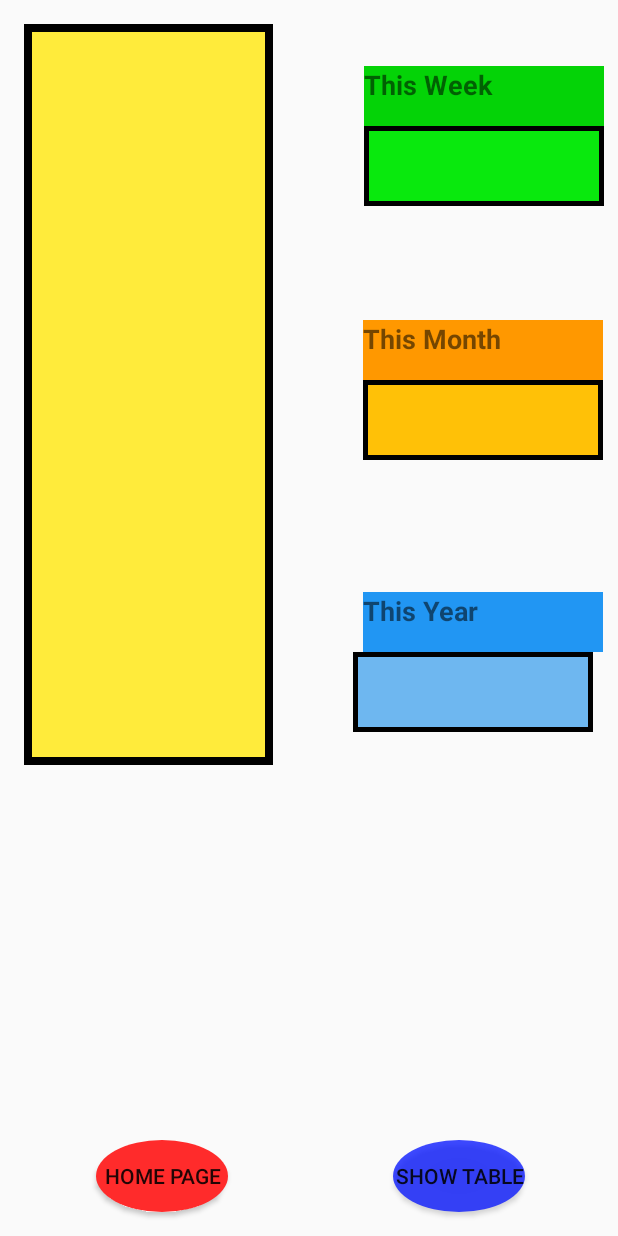
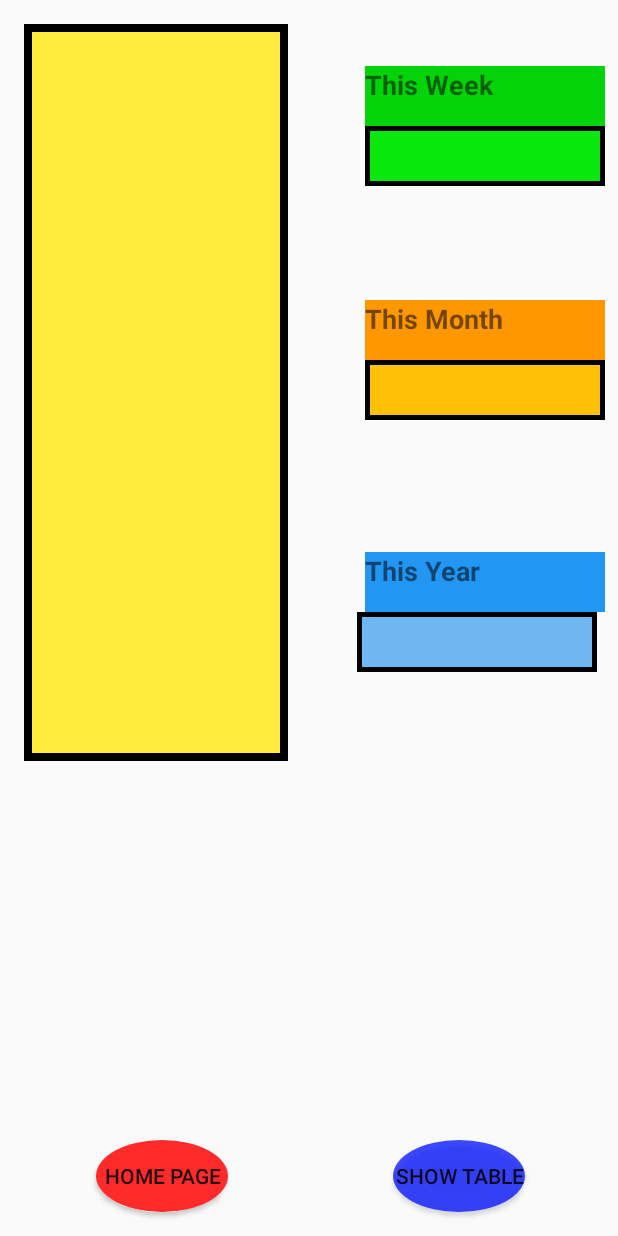
Before and after one commit to phakamanip/Coffee_App_V1.1, an Android app: the SecondActivity screen opened directly, with no data from a screen before it, on a phone screen of 412 x 824 dp. Run offline under Robolectric (Android 15) with nearby library versions, the phone set to English and light mode, and no system bars.

Commit message:
may 14 delete finally working great. Cleaning up code and working on UI.

```diff
--- a/build.gradle
+++ b/build.gradle
@@ -16,6 +16,10 @@ android {
             proguardFiles getDefaultProguardFile('proguard-android.txt'), 'proguard-rules.pro'
         }
     }
+    compileOptions {
+        sourceCompatibility = 1.8
+        targetCompatibility = 1.8
+    }
 }
 
 dependencies {
--- a/src/main/java/com/phakamanipega/count_my_coffee/SecondActivity.java
+++ b/src/main/java/com/phakamanipega/count_my_coffee/SecondActivity.java
@@ -18,7 +18,8 @@ import android.widget.Toast;
 import java.text.DecimalFormat;
 import java.util.ArrayList;
 import java.util.Calendar;
-import java.util.TreeMap;
+import java.util.HashMap;
+import java.util.List;
 
 
 public class SecondActivity extends AppCompatActivity {
@@ -29,7 +30,9 @@ public class SecondActivity extends AppCompatActivity {
     public static final String TAG = "SecondActivity";
     DataBaseHelper mDatabaseHelper;
     DecimalFormat money = new DecimalFormat("0.00 ");
-    ListAdapter listAdapter;
+    Calendar thisDayNow = Calendar.getInstance();
+    ListAdapter adapter;
+
 
 
     @Override
@@ -38,16 +41,15 @@ public class SecondActivity extends AppCompatActivity {
         setContentView(R.layout.activity_second);
 
 
+
         THISWEEK = (TextView) findViewById(R.id.thisweekview);
         THISMONTH = (TextView) findViewById(R.id.thismonthview);
         THISYEAR = (TextView) findViewById(R.id.thisyeaview);
         GOTOSETTINGS = (Button) findViewById(R.id.Clickviewer);
         BACK = (Button) findViewById(R.id.back);
-
         lister = (ListView) findViewById(R.id.list);
         mDatabaseHelper = new DataBaseHelper(this);
         populateListView();
-
 
 
 
@@ -69,88 +71,94 @@ public class SecondActivity extends AppCompatActivity {
         });
 
 
-
-
-
-
-
-
-
     }
 
 
     public void populateListView() {
         final Cursor data = mDatabaseHelper.getData();
         final ArrayList<String> listData = new ArrayList<>();
-        while (data.moveToNext()) {
 
-            //"2" is column with dates in DataBaseHelper and 1 is column with values
-            final String mydataAndDate = data.getString(2) + data.getString(1);
-            final String mydataPrice = data.getString(1)   ;
-            listData.add(mydataPrice);
+             while (data.moveToNext()) {
+
+            //                           "2" is column with dates in DataBaseHelper and             1 is column with values
+            final String  mydataAndDate ="$"+data.getString(1) + data.getString(2);
+            final String mydataPrice = data.getString(1);
+            final String mydataDate =  data.getString(2)   ;
+            final String[]  mydataPriceArray = { data.getString(1)  } ;
+
+        listData.add(mydataAndDate );
 
 
-            //listData.add(data.getString(2 ) + "  $" + data.getString(1));  }
-            listAdapter = new ArrayAdapter<>(this, android.R.layout.simple_list_item_1, listData);
-            lister.setAdapter(listAdapter);
+               adapter = new ArrayAdapter<>(this, android.R.layout.simple_list_item_1,  listData );
+               lister.setAdapter(adapter );
 
-
-            //Alows you to click item from listView and delete it
-            lister.setOnItemClickListener(new AdapterView.OnItemClickListener() {
+            final ArrayList<String> listDataPrice = new ArrayList<>();
 
 
 
+            //  Alows you to click item from listView and delete it
+            lister.setOnItemClickListener(new AdapterView.OnItemClickListener() {
                 @Override
                 public void onItemClick(final AdapterView<?> adapterView, View view, final int i, final long l) {
 
-//                    String theonetobeDeleteled = (String )adapterView.getItemAtPosition(i);
-//                    mDatabaseHelper.deleteOne(theonetobeDeleteled);
-//                    Toast.makeText(SecondActivity.this, "jajajajajajaja",Toast.LENGTH_SHORT).show();
+                    AlertDialog.Builder adb = new AlertDialog.Builder(SecondActivity.this);
+                    adb.setTitle("Delete?" );
+
+                    adb.setMessage("Are you sure u want to delete $" + listData.get(i ) );
+                    adb.setNegativeButton("Cancel", null);
+                    adb.setPositiveButton("Ok", new DialogInterface.OnClickListener() {
+                        @Override
+                        public void onClick(DialogInterface dialog, int which) {
+
+                            String listdatastring = listData.get(i);
+
+                            mDatabaseHelper.deleteOne(mydataAndDate);
+                            mDatabaseHelper.deleteOne(listDataPrice.get(i));
+                            //mDatabaseHelper.deleteOne(listData.get(i));
+                            //mDatabaseHelper.deleteOne(mydataPrice);
+
+                            listData.remove(i);
+                            mDatabaseHelper.deleteName(mydataDate, String.valueOf(mydataPrice));
+                            Toast.makeText(SecondActivity.this, listdatastring + " Deleted ",Toast.LENGTH_LONG).show();
+                            populateListView();
+
+
+                        }
+                    }
+
+
+                    );
+
+
+                    adb.show();
+                }
+
+            });
 
 
 
+            final Cursor data2 = mDatabaseHelper.getData();
 
 
+            while (data2.moveToNext()) {
+                listDataPrice.add(data2.getString(1));
 
 
-
-                    AlertDialog.Builder adb = new AlertDialog.Builder(SecondActivity.this);
-                    adb.setTitle("Delete?" );
-                    adb.setMessage("Are you sure u want to delete $" + listData.get(i ) );
-                    final String thisIsNowI = listData.get(i);
-                    final int positionToRemove = i;
-                    adb.setNegativeButton("Cancel", null);
-                    adb.setPositiveButton("Ok", new AlertDialog.OnClickListener()
-                    {
+            }
+            //listItemView with 2 views
+            //=================================================
+            HashMap<String, String> listviewPriceAndDate = new HashMap<>();
+            listviewPriceAndDate.put(data.getString(1),data.getString(2));
+            List<HashMap<String, String>> listItems = new ArrayList<>();
+            listItems.add(listviewPriceAndDate);
 
 
-                            public void onClick(DialogInterface dialog, int which) {
-                                String name = adapterView.getItemAtPosition(i).toString();
-                                mDatabaseHelper.deleteName( name);
-                                Toast.makeText(SecondActivity.this, name +" Was Deleted",Toast.LENGTH_SHORT).show();
-
-                            }
-
-
-                    });
-                    adb.show();
-
-
-
-                }
-            });
-
+           // ListAdapter zee = new ArrayAdapter<>(this, android.R.layout.simple_list_item_1, listData);
+           // lister.setAdapter(zee);
 
             //=================================================
 
-            Calendar thisDayNow = Calendar.getInstance();
-            final ArrayList<String> listDataPrice = new ArrayList<>();
-            final Cursor data2 = mDatabaseHelper.getData();
-
-            while (data2.moveToNext()) {
-                listDataPrice.add(data2.getString(1));
-            }
-
+           // listDataPrice.get()
 
 
         /* WEEKLY ITERATOR
@@ -169,36 +177,57 @@ public class SecondActivity extends AppCompatActivity {
 
                     doubleListweekly[i] = Double.parseDouble(listDataPrice.get(i));
                     sumOfWeek += doubleListweekly[i];
-                                             THISWEEK.setText("$" + money.format(sumOfWeek));
+                                          //   THISWEEK.setText("$" + money.format(sumOfWeek));
 
                 }
              }
 
-
-
-
-        /*MONTHLY ITERATOR
-        ===========================================
-        */
+         //=======
 
             int currentDayofMonth = thisDayNow.get(Calendar.DAY_OF_MONTH);
             int lastDayOfMonth = 31;
 
 
+
+
+
+       // ===========================================
+         /*MONTHLY ITERATOR
+
+
+            int January = 31;
+            int Febuary = 28;
+            int March = 31;
+            int April = 30 ;
+            int May = 31;
+            int June  = 30;
+            int July = 31;
+            int August = 31;
+            int September  = 30;
+            int October = 31;
+            int November = 30;
+            int December = 31;
+
+            if (currentDayofMonth <= January      || currentDayofMonth <=March
+                    || currentDayofMonth <=May    || currentDayofMonth <=July
+                    || currentDayofMonth <=August || currentDayofMonth <= October
+                    || currentDayofMonth <=December){ }
+
+            if (currentDayofMonth <=April ||currentDayofMonth <=June ||
+                    currentDayofMonth <=September || currentDayofMonth <=November ){ }
+
+          //======
+
+
             if (currentDayofMonth <= lastDayOfMonth) {
-
                 double[] doubleListmonthly = new double[listDataPrice.size()];
 
-
-                TreeMap<Integer, double[]> treeMap1 = new TreeMap<>();
+                     TreeMap<Integer, double[]> treeMap1 = new TreeMap<>();
 
                  for(TreeMap.Entry<Integer, double[]> entry: treeMap1.entrySet() ) {
-
                      treeMap1.put(currentDayofMonth, doubleListmonthly);
-
                      treeMap1.subMap(currentDayofMonth, lastDayOfMonth);
-
-                       THISMONTH.setText(treeMap1.toString());
+                     // THISMONTH.setText(treeMap1.toString());
 
                  }
 
@@ -219,8 +248,14 @@ public class SecondActivity extends AppCompatActivity {
                 doubleList[i] = Double.parseDouble(listDataPrice.get(i));
                 summm += doubleList[i];
 
-                String thisone = String.valueOf(summm);
+
+
                 THISYEAR.setText("$" + money.format(summm ));
+
+               // mDatabaseHelper.deleteOne(String.valueOf(summm));
+
+                THISMONTH.setText(listDataPrice.toString());
+                THISWEEK.setText(listData.toString());
 
 
 
@@ -228,6 +263,7 @@ public class SecondActivity extends AppCompatActivity {
 
 
             }
+
 
         }
 
--- a/src/main/res/layout/activity_second.xml
+++ b/src/main/res/layout/activity_second.xml
@@ -40,8 +40,8 @@
 
     <ListView
         android:id="@+id/list"
-        android:layout_width="166dp"
-        android:layout_height="494dp"
+        android:layout_width="176dp"
+        android:layout_height="491dp"
         android:layout_marginStart="16dp"
         android:layout_marginTop="16dp"
 
@@ -49,25 +49,12 @@
         android:choiceMode="multipleChoice"
         android:padding="1dp"
         android:saveEnabled="true"
-        android:textSize="5dp"
+        android:textSize="12sp"
         android:visibility="visible"
         app:layout_constraintStart_toStartOf="parent"
         app:layout_constraintTop_toTopOf="parent" />
 
-    <TextView
-        android:id="@+id/thisweekview"
-        android:layout_width="160dp"
-        android:layout_height="53dp"
-        android:layout_marginStart="8dp"
-        android:layout_marginEnd="3dp"
-        android:background="@drawable/border_style2"
 
-        android:textAppearance="@style/TextAppearance.AppCompat.Medium"
-        android:textSize="30dp"
-        app:layout_constraintEnd_toEndOf="parent"
-        app:layout_constraintHorizontal_bias="0.896"
-        app:layout_constraintStart_toEndOf="@+id/list"
-        app:layout_constraintTop_toBottomOf="@+id/thisweektitle" />
 
     <TextView
         android:id="@+id/thisweektitle"
@@ -120,13 +107,29 @@
         app:layout_constraintTop_toBottomOf="@+id/thismonthview" />
 
     <TextView
+        android:id="@+id/thisweekview"
+        android:layout_width="160dp"
+        android:layout_height="40dp"
+        android:layout_marginStart="8dp"
+        android:layout_marginEnd="3dp"
+        android:background="@drawable/border_style2"
+
+        android:textAppearance="@style/TextAppearance.AppCompat.Medium"
+        android:textSize="10dp"
+        app:layout_constraintEnd_toEndOf="parent"
+        app:layout_constraintHorizontal_bias="0.896"
+        app:layout_constraintStart_toEndOf="@+id/list"
+        app:layout_constraintTop_toBottomOf="@+id/thisweektitle" />
+
+    <TextView
         android:id="@+id/thisyeaview"
         android:layout_width="160dp"
-        android:layout_height="53dp"
+        android:layout_height="40dp"
         android:layout_marginStart="8dp"
         android:layout_marginEnd="3dp"
         android:layout_marginBottom="8dp"
         android:background="@drawable/border_style4"
+        android:textColor="#CA0953"
         android:textSize="30dp"
         app:layout_constraintBottom_toTopOf="@+id/Clickviewer"
         app:layout_constraintEnd_toEndOf="parent"
@@ -138,11 +141,11 @@
     <TextView
         android:id="@+id/thismonthview"
         android:layout_width="160dp"
-        android:layout_height="53dp"
+        android:layout_height="40dp"
         android:layout_marginStart="8dp"
         android:layout_marginEnd="3dp"
         android:background="@drawable/border_style3"
-        android:textSize="30dp"
+        android:textSize="10dp"
         app:layout_constraintEnd_toEndOf="parent"
         app:layout_constraintHorizontal_bias="0.885"
         app:layout_constraintStart_toEndOf="@+id/list"
--- a/src/main/res/layout/list_item.xml
+++ b/src/main/res/layout/list_item.xml
@@ -6,8 +6,10 @@
     android:layout_width="match_parent"
     android:layout_height="match_parent">
 
+
+
     <TextView
-        android:id="@+id/txtitem"
+        android:id="@+id/txtitem1"
         android:layout_width="match_parent"
         android:layout_height="wrap_content"
         android:layout_marginTop="8dp"
@@ -18,7 +20,7 @@
         tools:layout_editor_absoluteX="0dp" />
 
     <TextView
-        android:id="@+id/textView2"
+        android:id="@+id/txtitem2"
         android:layout_width="match_parent"
         android:layout_height="wrap_content"
         android:layout_marginTop="8dp"
```
Also changed, not shown: src/main/java/com/phakamanipega/count_my_coffee/DataBaseHelper.java (+15 -6 lines), 1 other file.
